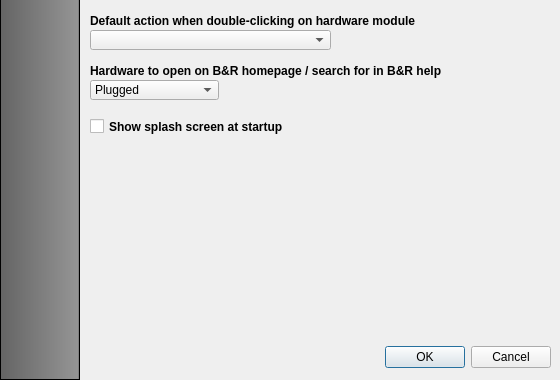
Before: the Qt Designer form 00_src/optionwindow.ui in bee-eater/SystemDumpViewer, drawn with Qt 5; both pictures show x 0 to 560 and y 170 to 550 of the 560 by 550 pixel window.
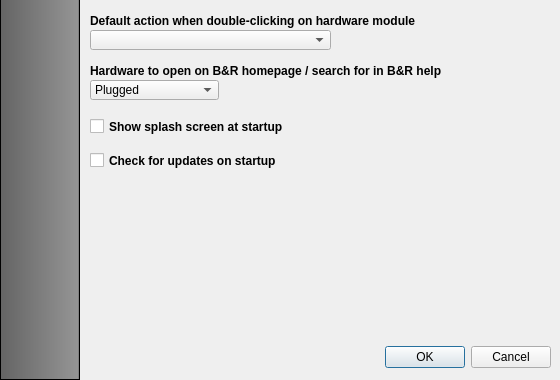
After: the same form once the commit is applied. Icons and pictures are not drawn.

Commit message: Fixes #19 Check for updates on github

The edit to the form file:
```diff
--- a/00_src/optionwindow.ui
+++ b/00_src/optionwindow.ui
@@ -436,6 +436,25 @@
          <string>Show splash screen at startup</string>
         </property>
        </widget>
+       <widget class="QCheckBox" name="check_option_autoCheckUpdates">
+        <property name="geometry">
+         <rect>
+          <x>10</x>
+          <y>250</y>
+          <width>300</width>
+          <height>21</height>
+         </rect>
+        </property>
+        <property name="font">
+         <font>
+          <weight>75</weight>
+          <bold>true</bold>
+         </font>
+        </property>
+        <property name="text">
+         <string>Check for updates on startup</string>
+        </property>
+       </widget>
       </widget>
       <widget class="QWidget" name="page_paths">
        <widget class="QWidget" name="layoutWidget">
```
Left out of the diff: 8 changed lines with no effect on the pictures. The commit also changes 7 other files.
